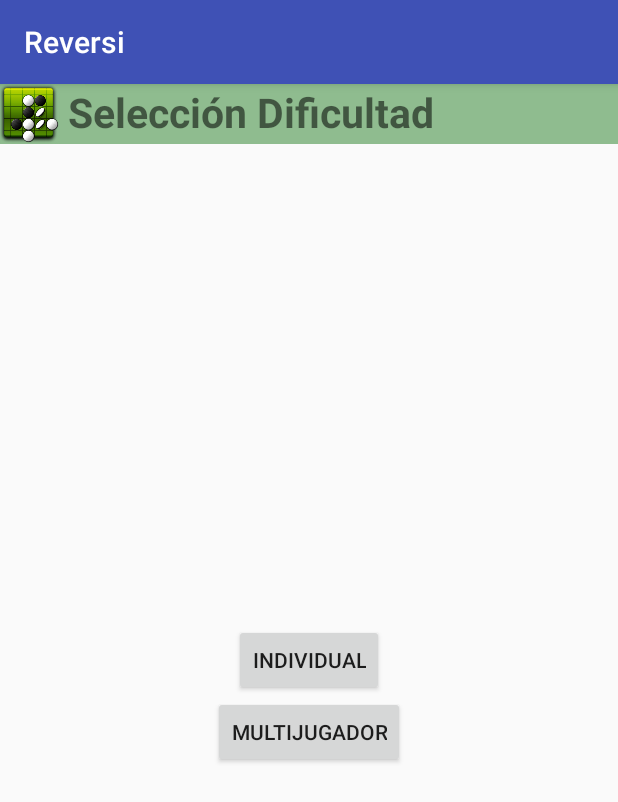
After one commit to lrcarrera/Reversi, an Android app: the PlayMode screen opened directly, with no data from a screen before it, on a phone screen of 412 x 824 dp. The commit adds this screen. Shown: the top 802 px of the screen. Run offline under Robolectric (Android 15) with nearby library versions, the phone set to English and light mode, and no system bars.

Commit message:
MultiPlayer mode added

```diff
--- a/app/src/main/AndroidManifest.xml
+++ b/app/src/main/AndroidManifest.xml
@@ -18,9 +18,9 @@
         </activity>
         <activity android:name=".Ayuda" />
         <activity android:name=".Configuracio" />
-        <activity android:name=".DesarrolloJuego"/>
-
-        <activity android:name=".Resultados"></activity>
+        <activity android:name=".DesarrolloJuego" />
+        <activity android:name=".Resultados" />
+        <activity android:name=".PlayMode"></activity>
     </application>
 
 </manifest>
--- a/app/src/main/java/com/example/radu/reversi/CustomAdapter.java
+++ b/app/src/main/java/com/example/radu/reversi/CustomAdapter.java
@@ -44,7 +44,6 @@ public class CustomAdapter extends BaseAdapter {
     int TEMPUS = 4;
     int GAMEDURATION = 25;
     int SECONDINMILISECONDS=1000;
-    int MULTIPLAYER = 1;
 
     public CustomAdapter (Context c, Game game, TextView et, TextView tv, int timer, TextView count){
         this.context = c;
@@ -191,7 +190,7 @@ public class CustomAdapter extends BaseAdapter {
         if(game.getState()==State.WHITE){
 
             System.out.println("ENTRO O KELOKE phone turn");
-            if(MULTIPLAYER != 0){
+            if(game.getGameType() != GameType.MULTYPLAYER){
                 game.phoneTurn();
             } else {
                 game.move(p);
--- /dev/null
+++ b/app/src/main/java/com/example/radu/reversi/GameType.java
@@ -0,0 +1,5 @@
+package com.example.radu.reversi;
+
+public enum GameType {
+    MULTYPLAYER, EASY, MEDIUM, HARD
+}
--- a/app/src/main/java/com/example/radu/reversi/MenuPrincipal.java
+++ b/app/src/main/java/com/example/radu/reversi/MenuPrincipal.java
@@ -24,7 +24,7 @@ public class MenuPrincipal extends AppCompatActivity {
 
 
         final Intent ajuda_in = new Intent(this, Ayuda.class);
-        final Intent partida_in = new Intent(this, Configuracio.class);
+        final Intent partida_in = new Intent(this, PlayMode.class);
 
         ajuda = (Button) findViewById(R.id.button_ajuda);
         ajuda.setOnClickListener(new View.OnClickListener() {
--- /dev/null
+++ b/app/src/main/java/com/example/radu/reversi/PlayMode.java
@@ -0,0 +1,43 @@
+package com.example.radu.reversi;
+
+import android.content.Intent;
+import android.support.v7.app.AppCompatActivity;
+import android.os.Bundle;
+import android.view.View;
+import android.widget.Button;
+import android.widget.Toast;
+
+public class PlayMode extends AppCompatActivity {
+
+    private Button individual;
+    private Button multiPlayer;
+
+    @Override
+    protected void onCreate(Bundle savedInstanceState) {
+        super.onCreate(savedInstanceState);
+        setContentView(R.layout.activity_play_mode);
+
+        final Intent configuracio = new Intent(this, Configuracio.class);
+
+        individual = (Button) findViewById(R.id.button_individual);
+        individual.setOnClickListener(new View.OnClickListener() {
+            @Override
+            public void onClick(View v) {
+                configuracio.putExtra("playMode", "EASY");
+                startActivity(configuracio);
+                finish();
+            }
+        });
+
+        multiPlayer = (Button) findViewById(R.id.button_multijugador);
+        multiPlayer.setOnClickListener(new View.OnClickListener() {
+            @Override
+            public void onClick(View v) {
+                configuracio.putExtra("playMode", "MULTYPLAYER");
+                startActivity(configuracio);
+                finish();
+            }
+        });
+
+    }
+}
--- /dev/null
+++ b/app/src/main/res/layout/activity_play_mode.xml
@@ -0,0 +1,67 @@
+<?xml version="1.0" encoding="utf-8"?>
+<RelativeLayout xmlns:android="http://schemas.android.com/apk/res/android"
+    xmlns:app="http://schemas.android.com/apk/res-auto"
+    xmlns:tools="http://schemas.android.com/tools"
+    android:layout_width="match_parent"
+    android:layout_height="match_parent"
+    tools:context="com.example.radu.reversi.MenuPrincipal">
+
+    <Button
+        android:id="@+id/button_individual"
+        android:layout_height="wrap_content"
+        android:layout_width="wrap_content"
+        android:layout_centerHorizontal="true"
+        android:layout_centerVertical="true"
+        android:text="@string/solitario"/>
+
+
+    <Button
+        android:id="@+id/button_multijugador"
+        android:layout_width="wrap_content"
+        android:layout_height="wrap_content"
+        android:layout_below="@+id/button_individual"
+        android:layout_centerHorizontal="true"
+        android:layout_gravity="center_vertical|center_horizontal"
+        android:text="@string/multijugador"
+        app:layout_constraintBottom_toBottomOf="parent"
+        app:layout_constraintLeft_toLeftOf="parent"
+        app:layout_constraintRight_toRightOf="parent"
+        app:layout_constraintTop_toTopOf="parent" />
+
+
+
+    <!-- Header aligned to top -->
+
+    <LinearLayout
+        android:id="@+id/header"
+        android:layout_width="match_parent"
+        android:layout_height="wrap_content"
+        android:layout_alignParentStart="true"
+        android:layout_alignParentTop="true"
+        android:background="@color/DarkSeaGreen"
+        android:orientation="horizontal">
+
+        <ImageView
+            android:id="@+id/image_reverse"
+            android:layout_width="@dimen/image_reverse_size"
+            android:layout_height="@dimen/image_reverse_size"
+            android:layout_alignParentTop="true"
+            android:src="@drawable/reverse_icon" />
+
+        <TextView
+            android:id="@+id/textView"
+            android:layout_width="wrap_content"
+            android:layout_height="wrap_content"
+            android:layout_alignRight="@+id/image_reverse"
+            android:layout_marginLeft="@dimen/margin_left"
+            android:text="@string/seleccion_dificultad"
+            android:textSize="@dimen/text_size"
+            android:textStyle="bold"/>
+
+    </LinearLayout>
+
+
+
+
+
+</RelativeLayout>
--- a/app/src/main/res/values/strings.xml
+++ b/app/src/main/res/values/strings.xml
@@ -61,5 +61,10 @@
     <string name="bloqueo">Bloqueig... us heu quedat sense poder moure cap dels 2.</string>
 
 
+    <!--- Play Mode -->
+    <string name="seleccion_dificultad">Selección Dificultad</string>
+    <string name="solitario"> Individual</string>
+    <string name="multijugador"> Multijugador</string>
+
 
 </resources>
```
Also changed, not shown: app/src/main/java/com/example/radu/reversi/Configuracio.java (+8 -0 lines), app/src/main/java/com/example/radu/reversi/DesarrolloJuego.java (+10 -2 lines), app/src/main/java/com/example/radu/reversi/Game.java (+9 -3 lines).
